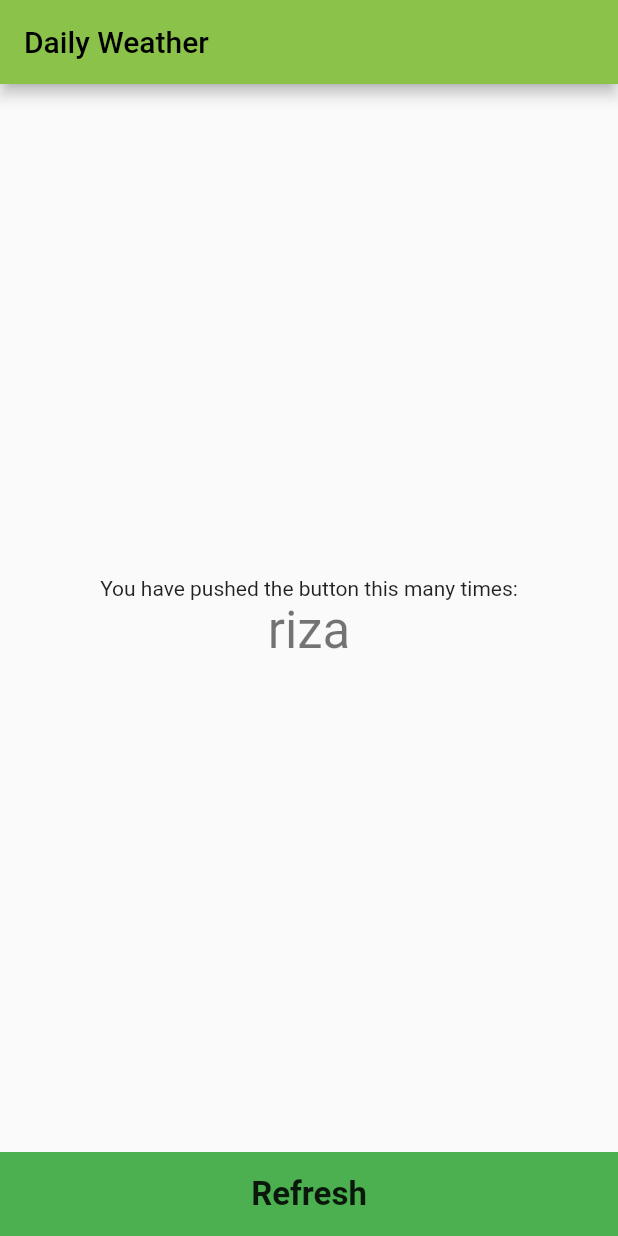
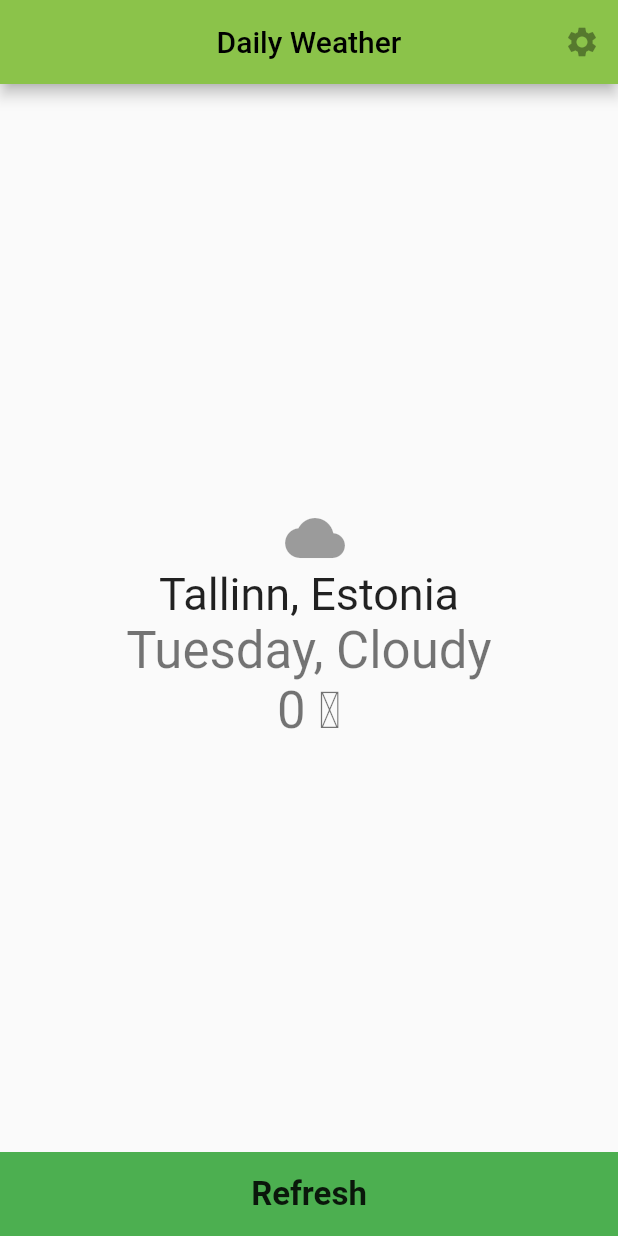
Before and after one commit to rizaozer/demo-flutter-project, a Flutter app: the screen it shows after launch, on a phone screen of 412 x 824 dp. Run offline on Flutter 3.47's test engine with Material 2 defaults, Android fonts, the phone set to English and light mode, and no system bars; our stand-ins replace weather_icons.

Commit message:
before implementation apiKey

```diff
--- a/lib/main.dart
+++ b/lib/main.dart
@@ -1,8 +1,7 @@
 import 'dart:convert';
-
 import 'package:flutter/material.dart';
-
 import 'package:http/http.dart' as http;
+import 'package:weather_icons/weather_icons.dart';
 
 void main() {
   runApp(const MyApp());
@@ -33,13 +32,14 @@ class MyHomePage extends StatefulWidget {
 }
 
 class _MyHomePageState extends State<MyHomePage> {
-  String countryName="Estonia";
-  String cityName = "Tallinn";
+  String location = "Tallinn, Estonia";
+  String day = "Tuesday";
+  String weatherStatus = "Cloudy";
   String degree = "0";
   String apikey = "8807f7f3df3d41472802ba060f3f7e8f";
 
   showWeather() async{
-    String url = "http://api.openweathermap.org/data/2.5/weather?q=$cityName,$countryName&units=metric&appid="+apikey;
+    String url = "http://api.openweathermap.org/data/2.5/weather?q=$location&units=metric&appid=$apikey";
     final response = await http.get(Uri.parse(url));
 
     if(response.statusCode == 200){
@@ -56,7 +56,12 @@ class _MyHomePageState extends State<MyHomePage> {
 
     return Scaffold(
       appBar: AppBar(
+        centerTitle: true,
         title: Text(widget.title),
+        actions: const [
+          IconButton(onPressed: null,
+              icon: Icon(Icons.settings))
+        ],
       ),
       body: Center(
 
@@ -64,11 +69,30 @@ class _MyHomePageState extends State<MyHomePage> {
 
           mainAxisAlignment: MainAxisAlignment.center,
           children: <Widget>[
-            const Text(
-              'You have pushed the button this many times:',
+
+
+            Column(
+              children: const [
+                IconButton(onPressed: null,
+
+                    icon: Icon(Icons.cloud,
+                    size: 40)),
+              ],
+            ),
+
+
+            Text(
+              location,
+              style: const TextStyle(
+                fontSize: 30
+              ),
             ),
             Text(
-              'riza',
+              '$day, $weatherStatus',
+              style: Theme.of(context).textTheme.headline4,
+            ),
+            Text(
+              '$degree \u2103',
               style: Theme.of(context).textTheme.headline4,
             ),
           ],
--- a/pubspec.yaml
+++ b/pubspec.yaml
@@ -37,6 +37,7 @@ dependencies:
   # Use with the CupertinoIcons class for iOS style icons.
   cupertino_icons: ^1.0.2
   http: ^0.13.4
+  weather_icons: 3.0.0
 
 
 dev_dependencies:
```
Also changed, not shown: pubspec.lock.
